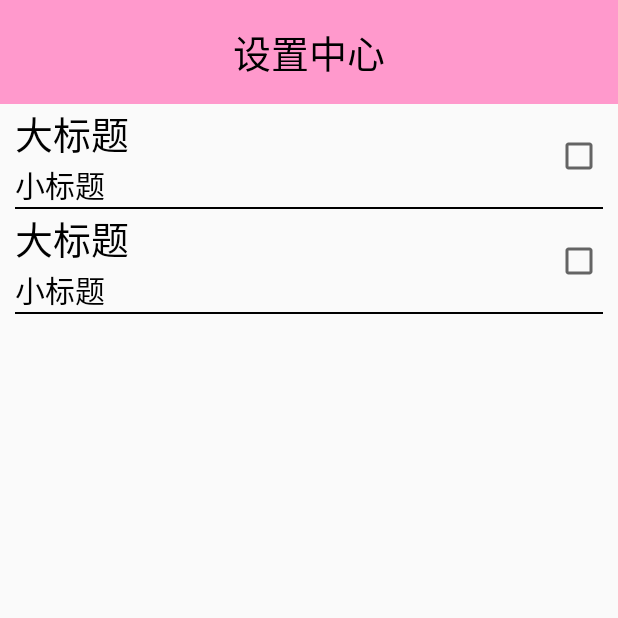
After one commit to 1248774172/mobilesafe, an Android app: the SettingActivity screen opened directly, with no data from a screen before it, on a phone screen of 412 x 824 dp, the top half of it. The commit adds this screen. Run offline under Robolectric (Android 15) with nearby library versions, the phone set to English and light mode, and no system bars.

Commit message:
完善主页

```diff
--- a/app/src/main/AndroidManifest.xml
+++ b/app/src/main/AndroidManifest.xml
@@ -15,7 +15,10 @@
         android:roundIcon="@mipmap/ic_launcher_round"
         android:supportsRtl="true"
         android:theme="@style/AppTheme">
-        <activity android:name=".activity.HomeActivity" android:launchMode="singleTop"></activity>
+        <activity android:name=".activity.SettingActivity"></activity>
+        <activity
+            android:name=".activity.HomeActivity"
+            android:launchMode="singleTop" />
         <activity android:name=".activity.ADActivity" />
         <activity android:name=".activity.SplashActivity">
             <intent-filter>
--- /dev/null
+++ b/app/src/main/java/com/xiaoer/mobilesafe/activity/SettingActivity.java
@@ -0,0 +1,22 @@
+package com.xiaoer.mobilesafe.activity;
+
+import androidx.appcompat.app.AppCompatActivity;
+
+import android.os.Bundle;
+import android.view.View;
+
+import com.xiaoer.mobilesafe.R;
+
+public class SettingActivity extends AppCompatActivity {
+
+    @Override
+    protected void onCreate(Bundle savedInstanceState) {
+        super.onCreate(savedInstanceState);
+        setContentView(R.layout.activity_setting);
+
+        initUI();
+    }
+
+    private void initUI() {
+    }
+}
--- /dev/null
+++ b/app/src/main/java/com/xiaoer/mobilesafe/view/SettingItemView.java
@@ -0,0 +1,38 @@
+package com.xiaoer.mobilesafe.view;
+
+import android.content.Context;
+import android.util.AttributeSet;
+import android.view.View;
+import android.widget.CheckBox;
+import android.widget.RelativeLayout;
+import android.widget.TextView;
+
+import com.xiaoer.mobilesafe.R;
+
+public class SettingItemView extends RelativeLayout {
+
+    private static CheckBox cb_set;
+    private TextView tv_bigTitle;
+    private TextView tv_smallTitle;
+
+    public SettingItemView(Context context) {
+        this(context,null);
+    }
+
+    public SettingItemView(Context context, AttributeSet attrs) {
+        this(context, attrs,0);
+    }
+
+    public SettingItemView(Context context, AttributeSet attrs, int defStyleAttr) {
+        super(context, attrs, defStyleAttr);
+        View inflate = View.inflate(context, R.layout.setting_item_view, this);
+        cb_set = inflate.findViewById(R.id.cb_set);
+        tv_bigTitle = inflate.findViewById(R.id.tv_bigTitle);
+        tv_smallTitle = inflate.findViewById(R.id.tv_smallTitle);
+    }
+
+    public static boolean isChecked(){
+        return cb_set.isChecked();
+    }
+
+}
--- a/app/src/main/res/drawable/step_button_style.xml
+++ b/app/src/main/res/drawable/step_button_style.xml
@@ -6,11 +6,11 @@
     <solid android:color="@android:color/transparent" />
     <!-- 边框的颜色 ：不能和窗口背景色一样-->
     <stroke
-        android:width="3dp"
+        android:width="2dp"
         android:color="#ffffff" />
     <!-- 设置按钮的四个角为弧形 -->
     <!-- android:radius 弧形的半径 -->
-    <corners android:radius="5dip" />
+    <corners android:radius="50dip" />
 
     <!-- padding：Button里面的文字与Button边界的间隔 -->
     <padding
--- /dev/null
+++ b/app/src/main/res/layout/activity_setting.xml
@@ -0,0 +1,25 @@
+<?xml version="1.0" encoding="utf-8"?>
+<LinearLayout xmlns:android="http://schemas.android.com/apk/res/android"
+    xmlns:app="http://schemas.android.com/apk/res-auto"
+    xmlns:tools="http://schemas.android.com/tools"
+    android:layout_width="match_parent"
+    android:layout_height="wrap_content"
+    tools:context=".activity.SettingActivity"
+    android:orientation="vertical">
+
+    <TextView
+        android:layout_width="match_parent"
+        android:layout_height="wrap_content"
+        style="@style/title"
+        android:text="设置中心"/>
+
+    <com.xiaoer.mobilesafe.view.SettingItemView
+        android:id="@+id/siv"
+        android:layout_width="match_parent"
+        android:layout_height="wrap_content"/>
+
+    <com.xiaoer.mobilesafe.view.SettingItemView
+        android:layout_width="match_parent"
+        android:layout_height="wrap_content"/>
+
+</LinearLayout>
--- /dev/null
+++ b/app/src/main/res/layout/setting_item_view.xml
@@ -0,0 +1,40 @@
+<?xml version="1.0" encoding="utf-8"?>
+<LinearLayout xmlns:android="http://schemas.android.com/apk/res/android"
+    android:layout_width="match_parent"
+    android:layout_height="wrap_content">
+
+    <RelativeLayout
+        android:layout_width="match_parent"
+        android:layout_height="wrap_content"
+        android:layout_marginLeft="10dp"
+        android:layout_marginRight="10dp">
+
+        <TextView
+            android:id="@+id/tv_bigTitle"
+            android:layout_width="wrap_content"
+            android:layout_height="wrap_content"
+            android:text="大标题"
+            android:textSize="25sp"
+            android:textColor="#000"/>
+        <TextView
+            android:layout_below="@+id/tv_bigTitle"
+            android:id="@+id/tv_smallTitle"
+            android:layout_width="wrap_content"
+            android:layout_height="wrap_content"
+            android:text="小标题"
+            android:textSize="20sp"
+            android:textColor="#000"/>
+        <CheckBox
+            android:id="@+id/cb_set"
+            android:layout_alignParentRight="true"
+            android:layout_centerVertical="true"
+            android:layout_width="wrap_content"
+            android:layout_height="wrap_content"/>
+        <View
+            android:layout_width="match_parent"
+            android:layout_height="1dp"
+            android:background="#000"
+            android:layout_below="@+id/tv_smallTitle"/>
+    </RelativeLayout>
+
+</LinearLayout>
```
Also changed, not shown: app/src/main/java/com/xiaoer/mobilesafe/activity/HomeActivity.java (+106 -28 lines), app/src/main/java/com/xiaoer/mobilesafe/view/FocusView.java (added, +26 -0 lines), app/src/main/res/layout/activity_home.xml (+5 -2 lines), app/src/main/res/layout/gridview_item.xml (added, +26 -0 lines), app/src/main/res/drawable/home_correspond.png (added), app/src/main/res/drawable/home_gaoji.png (added), app/src/main/res/drawable/home_gprs.png (added), app/src/main/res/drawable/home_huancun.png (added), app/src/main/res/drawable/home_jincheng.png (added), app/src/main/res/drawable/home_ruanjian.png (added), app/src/main/res/drawable/home_safe.png (added), app/src/main/res/drawable/home_set.png (added), app/src/main/res/drawable/home_shadu.png (added).
